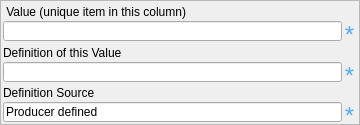
Qt form pymdwizard/gui/ui_files/edom.ui (DOI-USGS/fort-pymdwizard) before a commit.
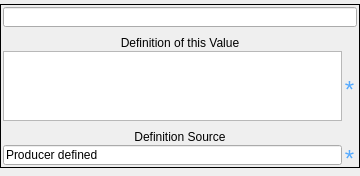
The same form after that commit.

Diff of the .ui file:
```diff
--- a/pymdwizard/gui/ui_files/edom.ui
+++ b/pymdwizard/gui/ui_files/edom.ui
@@ -7,7 +7,7 @@
     <x>0</x>
     <y>0</y>
     <width>360</width>
-    <height>125</height>
+    <height>134</height>
    </rect>
   </property>
   <property name="windowTitle">
@@ -21,22 +21,25 @@
     <number>0</number>
    </property>
    <property name="topMargin">
-    <number>0</number>
+    <number>4</number>
    </property>
    <property name="rightMargin">
     <number>0</number>
    </property>
    <property name="bottomMargin">
-    <number>0</number>
+    <number>8</number>
    </property>
    <item>
     <widget class="QFrame" name="frame">
      <property name="frameShape">
-      <enum>QFrame::StyledPanel</enum>
+      <enum>QFrame::Box</enum>
      </property>
      <property name="frameShadow">
       <enum>QFrame::Plain</enum>
      </property>
+     <property name="lineWidth">
+      <number>1</number>
+     </property>
      <layout class="QVBoxLayout" name="verticalLayout">
       <property name="spacing">
        <number>1</number>
@@ -58,55 +61,6 @@
         <property name="spacing">
          <number>2</number>
         </property>
-        <item>
-         <widget class="QLabel" name="label_19">
-          <property name="sizePolicy">
-           <sizepolicy hsizetype="Preferred" vsizetype="Minimum">
-            <horstretch>0</horstretch>
-            <verstretch>0</verstretch>
-           </sizepolicy>
-          </property>
-          <property name="minimumSize">
-           <size>
-            <width>0</width>
-            <height>0</height>
-           </size>
-          </property>
-          <property name="maximumSize">
-           <size>
-            <width>16777215</width>
-            <height>20</height>
-           </size>
-          </property>
-          <property name="font">
-           <font>
-            <family>Arial</family>
-            <pointsize>9</pointsize>
-            <weight>50</weight>
-            <italic>false</italic>
-            <bold>false</bold>
-           </font>
-          </property>
-          <property name="styleSheet">
-           <string notr="true"/>
-          </property>
-          <property name="text">
-           <string> Value (unique item in this column)</string>
-          </property>
-          <property name="scaledContents">
-           <bool>false</bool>
-          </property>
-          <property name="alignment">
-           <set>Qt::AlignBottom|Qt::AlignLeading|Qt::AlignLeft</set>
-          </property>
-          <property name="wordWrap">
-           <bool>false</bool>
-          </property>
-          <property name="indent">
-           <number>0</number>
-          </property>
-         </widget>
-        </item>
         <item>
          <layout class="QHBoxLayout" name="horizontalLayout_8">
           <property name="spacing">
@@ -138,54 +92,11 @@
 Domain: free text
 Short Name: address</string>
             </property>
-           </widget>
-          </item>
-          <item>
-           <widget class="QLabel" name="label_20">
-            <property name="sizePolicy">
-             <sizepolicy hsizetype="Fixed" vsizetype="Minimum">
-              <horstretch>0</horstretch>
-              <verstretch>0</verstretch>
-             </sizepolicy>
+            <property name="styleSheet">
+             <string notr="true">font: bold 10pt ;</string>
             </property>
-            <property name="minimumSize">
-             <size>
-              <width>15</width>
-              <height>0</height>
-             </size>
-            </property>
-            <property name="maximumSize">
-             <size>
-              <width>16777215</width>
-              <height>20</height>
-             </size>
-            </property>
-            <property name="font">
-             <font>
-              <family>Arial</family>
-              <pointsize>9</pointsize>
-              <weight>50</weight>
-              <italic>false</italic>
-              <bold>false</bold>
-             </font>
-            </property>
-            <property name="toolTip">
-             <string>Required</string>
-            </property>
-            <property name="text">
-             <string>&lt;html&gt;&lt;head/&gt;&lt;body&gt;&lt;p align=&quot;center&quot;&gt;&lt;span style=&quot; font-size:18pt; color:#55aaff;&quot;&gt;*&lt;/span&gt;&lt;/p&gt;&lt;/body&gt;&lt;/html&gt;</string>
-            </property>
-            <property name="scaledContents">
-             <bool>true</bool>
-            </property>
-            <property name="alignment">
-             <set>Qt::AlignHCenter|Qt::AlignTop</set>
-            </property>
-            <property name="margin">
-             <number>0</number>
-            </property>
-            <property name="indent">
-             <number>0</number>
+            <property name="clearButtonEnabled">
+             <bool>false</bool>
             </property>
            </widget>
           </item>
@@ -215,7 +126,10 @@
            <string>Definition of this Value</string>
           </property>
           <property name="alignment">
-           <set>Qt::AlignBottom|Qt::AlignLeading|Qt::AlignLeft</set>
+           <set>Qt::AlignHCenter|Qt::AlignTop</set>
+          </property>
+          <property name="indent">
+           <number>7</number>
           </property>
          </widget>
         </item>
@@ -225,31 +139,13 @@
            <number>0</number>
           </property>
           <item>
-           <widget class="QLineEdit" name="fgdc_edomvd">
+           <widget class="QPlainTextEdit" name="fgdc_edomvd">
             <property name="sizePolicy">
-             <sizepolicy hsizetype="Expanding" vsizetype="Minimum">
+             <sizepolicy hsizetype="Expanding" vsizetype="Preferred">
               <horstretch>0</horstretch>
               <verstretch>0</verstretch>
              </sizepolicy>
             </property>
-            <property name="minimumSize">
-             <size>
-              <width>0</width>
-              <height>0</height>
-             </size>
-            </property>
-            <property name="maximumSize">
-             <size>
-              <width>16777215</width>
-              <height>20</height>
-             </size>
-            </property>
-            <property name="toolTip">
-             <string>Address -- an address line for the address.
-Type: text
-Domain: free text
-Short Name: address</string>
-            </property>
            </widget>
           </item>
           <item>
@@ -327,7 +223,13 @@
            <string>Definition Source</string>
           </property>
           <property name="alignment">
-           <set>Qt::AlignBottom|Qt::AlignLeading|Qt::AlignLeft</set>
+           <set>Qt::AlignHCenter|Qt::AlignTop</set>
+          </property>
+          <property name="margin">
+           <number>0</number>
+          </property>
+          <property name="indent">
+           <number>7</number>
           </property>
          </widget>
         </item>
```
Left out of the diff: 5 changed lines with no effect on the pictures.
